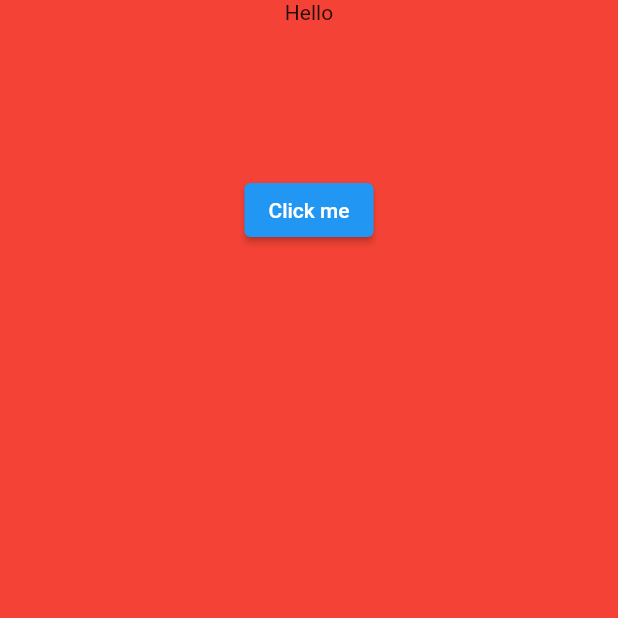
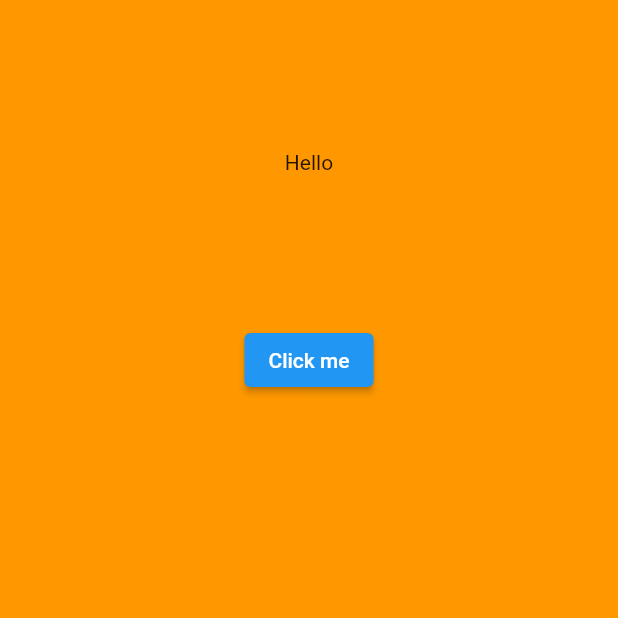
Before and after one commit to 4everflame/old, a Flutter app: the screen it shows after launch, after a tap on "Click me", on a phone screen of 412 x 824 dp, the top half of it. Run offline on Flutter 3.47's test engine with Material 2 defaults, Android fonts, the phone set to English and light mode, and no system bars.

```diff
--- /dev/null
+++ b/lib/home_page/home_page.dart
@@ -0,0 +1,44 @@
+import 'dart:math';
+
+import 'package:flutter/material.dart';
+import 'file:///C:/Users/aagii/flutter_playground/lib/home_page/home_page_manager.dart';
+
+class BodyWidget extends StatefulWidget {
+  @override
+  _BodyWidgetState createState() => _BodyWidgetState();
+}
+
+class _BodyWidgetState extends State<BodyWidget> {
+
+  final homePageManager = HomePageManager();
+
+
+  @override
+  Widget build(BuildContext context) {
+    return ValueListenableBuilder<Color>(
+      valueListenable: homePageManager.colorNotfier,
+      builder: (context, color, child) {
+        return Container(
+          width: double.infinity,
+          height: double.infinity,
+          color: color,
+          child: Center(
+            child: Column(
+              children: [
+                SizedBox(height: 100),
+                Text('Hello'),
+                SizedBox(height: 100),
+                ElevatedButton(
+                  onPressed: () {
+                    homePageManager.changeBackgroundColor();
+                  },
+                  child: Text('Click me'),
+                ),
+              ],
+            ),
+          ),
+        );
+      },
+    );
+  }
+}
--- /dev/null
+++ b/lib/home_page/home_page_manager.dart
@@ -0,0 +1,27 @@
+import 'dart:math';
+import 'dart:ui';
+
+import 'package:flutter/foundation.dart';
+import 'package:flutter/material.dart';
+
+class HomePageManager {
+  final colorNotfier = ValueNotifier<Color>(Colors.purple.shade700);
+  void changeBackgroundColor() {
+
+    print('I was clicked.');
+    final randomNumber = Random().nextInt(7);
+    final myNewColor = colorList[randomNumber];
+
+    colorNotfier.value = myNewColor;
+  }
+}
+
+final colorList = <Color>[
+  Colors.purple,
+  Colors.white,
+  Colors.orange,
+  Colors.blue,
+  Colors.red,
+  Colors.pink,
+  Colors.lightGreenAccent,
+];
--- a/lib/main.dart
+++ b/lib/main.dart
@@ -1,5 +1,7 @@
+import 'dart:math';
+
 import 'package:flutter/material.dart';
-import 'dart:math';
+import 'package:flutter_playground/home_page/home_page.dart';
 
 void main() {
   runApp(MyApp());
@@ -19,51 +21,3 @@ class MyApp extends StatelessWidget {
     );
   }
 }
-
-class BodyWidget extends StatelessWidget {
-
-  //String fruit = 'Apples';
-  final colorNotfier = ValueNotifier<Color>(Colors.purple.shade700);
-
-  @override
-  Widget build(BuildContext context) {
-    return ValueListenableBuilder<Color>(
-      valueListenable: colorNotfier,
-    builder: (context, color, child) {
-        return Container(
-          width: double.infinity,
-              height: double.infinity,
-            color: color,
-          child: Center(
-            child: Column(
-              children: [
-                SizedBox(width: 100),
-                Text('Hello'),
-                SizedBox(height: 100),
-                ElevatedButton(
-                  onPressed: () {
-                    print('I was clicked');
-                    final randomNumber = Random().nextInt(6);
-                    final myNewColor = colorList[randomNumber];
-
-                    colorNotfier.value = myNewColor;
-                  },
-                  child: Text('Click me'),
-            ),
-  ]
-          ),
-        ),
-    );
-  },
-  );
-}
-}
-final colorList = <Color>[
-  Colors.purple,
-  Colors.white,
-  Colors.orange,
-  Colors.blue,
-  Colors.red,
-  Colors.pink,
-  Colors.lightBlueAccent,
-];
```
